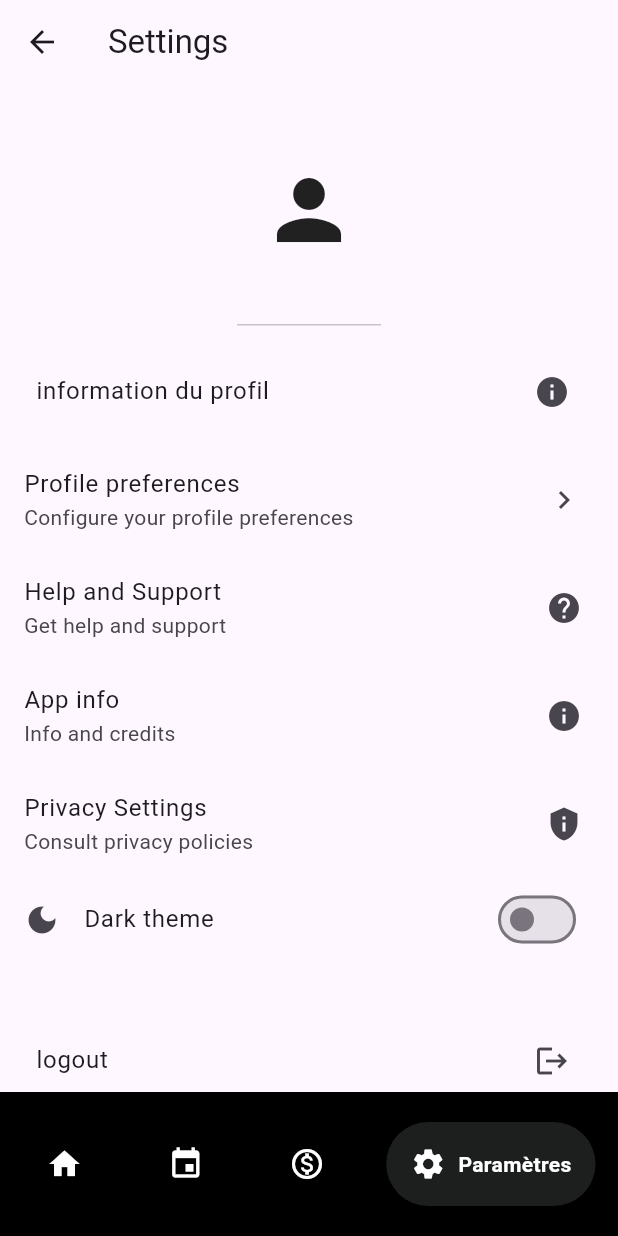
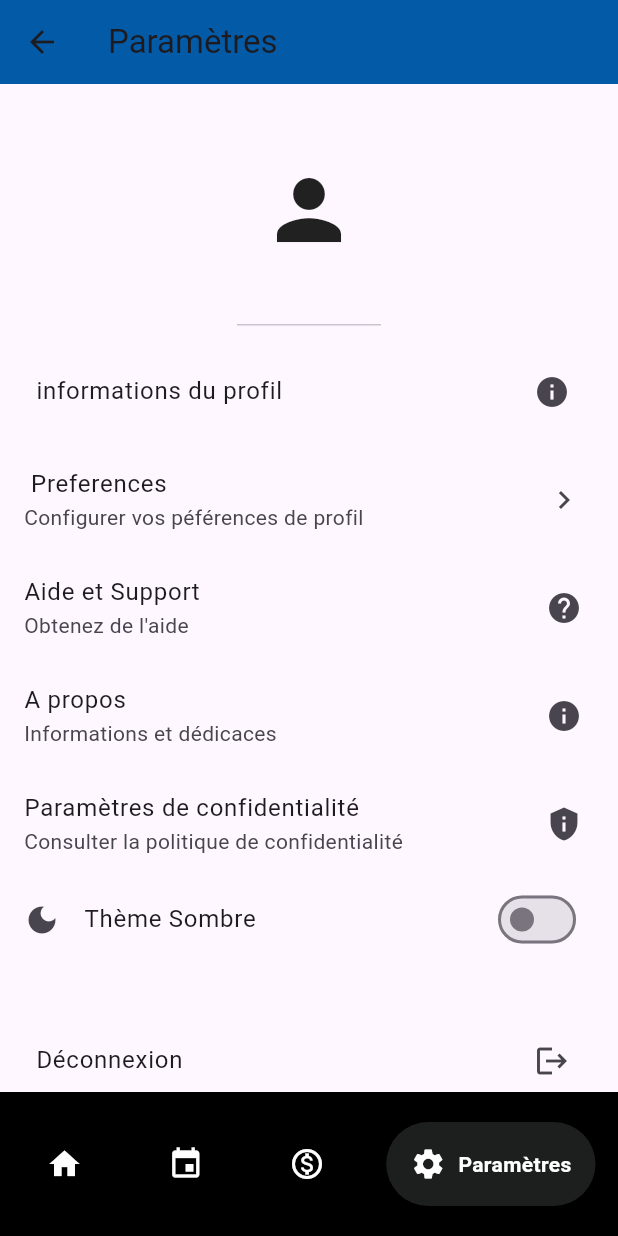
Before and after one commit to Cyrille-18/HotelRoomReservation-flutterapp, a Flutter app: the StettingsPage screen opened directly, on a phone screen of 412 x 824 dp. Run offline on Flutter 3.47's test engine with Material 3 defaults, Android fonts, the phone set to English and light mode, and no system bars; drawn by our look-alikes of google_nav_bar; our stand-ins replace equatable, flutter_bloc, flutter_svg, get, google_fonts, hexcolor and 5 more; accounts and stored records are empty.

Commit message:
updated dark theme

```diff
--- a/lib/main.dart
+++ b/lib/main.dart
@@ -5,6 +5,7 @@ import 'package:hive_flutter/adapters.dart';
 import 'package:hotelroomreservation/constantes.dart';
 import 'package:hotelroomreservation/models/reservationclass.dart';
 import 'package:hotelroomreservation/screens/homepage.dart';
+import 'package:hotelroomreservation/screens/settings.page.dart';
 import 'package:hotelroomreservation/view/signup.view.dart';
 import 'package:hotelroomreservation/view/splash.view.dart';
 import 'package:provider/provider.dart';
@@ -32,6 +33,8 @@ class App extends StatelessWidget {
             debugShowCheckedModeBanner: false,
             title: 'Hotel Transilvani',
             theme: notifier.isDark ? notifier.darkTheme : notifier.lightTheme,
+            darkTheme:
+                notifier.isDark ? notifier.darkTheme : notifier.lightTheme,
             home: const SplashView(),
           );
         },
--- a/lib/screens/budgets_screen.dart
+++ b/lib/screens/budgets_screen.dart
@@ -47,7 +47,7 @@ class _DisplayState extends State<Display> {
           )
         ],
       ),
-      backgroundColor: Colors.white,
+      // backgroundColor: Colors.white,
       body: SingleChildScrollView(
         child: Column(
           children: [
@@ -64,7 +64,7 @@ class _DisplayState extends State<Display> {
                   Text(
                     'Cliquez pour entrer votre budget ',
                     style: TextStyle(
-                      color: Color.fromARGB(255, 0, 0, 0),
+                      // color: Color.fromARGB(255, 0, 0, 0),
                       fontSize: 18.0,
                       fontWeight: FontWeight.bold,
                     ),
--- a/lib/screens/profile.page.dart
+++ b/lib/screens/profile.page.dart
@@ -29,7 +29,7 @@ class _ProfilePageState extends State<ProfilePage> {
             height: 10,
           ),
           const Text(
-            'username@gmail.com',
+            'adressemail@gmail.com',
             textAlign: TextAlign.center,
             style: TextStyle(color: Color.fromARGB(255, 0, 0, 0)),
           ),
@@ -47,7 +47,7 @@ class _ProfilePageState extends State<ProfilePage> {
             height: 25,
           ),
           MyTextBox(
-            text: 'Owner',
+            text: 'Propriétaire',
             sectionName: 'Nom d\'utilisateur',
             onPressed: () {
               editField('Nom d\'utilisateur');
--- a/lib/screens/settings.page.dart
+++ b/lib/screens/settings.page.dart
@@ -4,6 +4,7 @@ import 'package:flutter/material.dart';
 import 'package:flutter_bloc/flutter_bloc.dart';
 import 'package:get/get.dart';
 import 'package:hotelroomreservation/Provider/provider.dart';
+import 'package:hotelroomreservation/constantes.dart';
 import 'package:hotelroomreservation/profile/cubit/settings_cubit.dart';
 import 'package:hotelroomreservation/profile/widgets/app_info_widget.dart';
 import 'package:hotelroomreservation/profile/widgets/help_and_support_widget.dart';
@@ -15,15 +16,14 @@ import 'package:hotelroomreservation/view/my_list_title.dart';
 import 'package:provider/provider.dart';
 
 class StettingsPage extends StatelessWidget {
-  /*final void Function()? onProfileTap;
-  final void Function()? onSignOut;*/
   const StettingsPage({super.key});
 
   @override
   Widget build(BuildContext context) {
     return Scaffold(
       appBar: AppBar(
-        title: const Text("Settings"),
+        title: const Text("Paramètres"),
+        backgroundColor: kPrimaryColor,
       ),
       body:
           Consumer<UiProvider>(builder: (context, UiProvider notifier, child) {
@@ -39,7 +39,7 @@ class StettingsPage extends StatelessWidget {
               ),
               MyListTitle(
                 icon: Icons.info_sharp,
-                text: 'information du profil',
+                text: 'informations du profil',
                 onTap: () {
                   Navigator.push(
                     context,
@@ -49,13 +49,13 @@ class StettingsPage extends StatelessWidget {
                 },
               ),
               const ListTile(
-                title: Text('Profile preferences'),
-                subtitle: Text('Configure your profile preferences'),
+                title: Text(' Preferences'),
+                subtitle: Text('Configurer vos péférences de profil'),
                 trailing: Icon(Icons.chevron_right),
               ),
               ListTile(
-                title: const Text('Help and Support'),
-                subtitle: const Text('Get help and support'),
+                title: const Text('Aide et Support'),
+                subtitle: const Text('Obtenez de l\'aide'),
                 onTap: () {
                   showModalBottomSheet<void>(
                     context: context,
@@ -67,8 +67,8 @@ class StettingsPage extends StatelessWidget {
                 trailing: const Icon(Icons.help),
               ),
               ListTile(
-                title: const Text('App info'),
-                subtitle: const Text('Info and credits'),
+                title: const Text('A propos'),
+                subtitle: const Text('Informations et dédicaces'),
                 onTap: () {
                   showModalBottomSheet<void>(
                     context: context,
@@ -80,8 +80,9 @@ class StettingsPage extends StatelessWidget {
                 trailing: const Icon(Icons.info),
               ),
               ListTile(
-                title: const Text('Privacy Settings'),
-                subtitle: const Text('Consult privacy policies'),
+                title: const Text('Paramètres de confidentialité'),
+                subtitle:
+                    const Text('Consulter la politique de confidentialité'),
                 onTap: () {
                   // TODO(profile): Navigate to privacy settings screen
                 },
@@ -89,7 +90,7 @@ class StettingsPage extends StatelessWidget {
               ),
               ListTile(
                 leading: const Icon(Icons.dark_mode),
-                title: const Text("Dark theme"),
+                title: const Text("Thème Sombre"),
                 trailing: Switch(
                     value: notifier.isDark,
                     onChanged: (value) => notifier.changeTheme()),
@@ -99,7 +100,7 @@ class StettingsPage extends StatelessWidget {
               ),
               MyListTitle(
                 icon: Icons.logout,
-                text: 'logout',
+                text: 'Déconnexion',
                 onTap: () {
                   Navigator.push(
                     context,
--- a/lib/view/signup.view.dart
+++ b/lib/view/signup.view.dart
@@ -70,7 +70,7 @@ class _LoginViewState extends State<SignupView> {
                 ),
                 TextFromGlobal(
                     controller: emailController,
-                    text: 'Enter your email',
+                    text: 'Entrer votre email',
                     obscure: false,
                     textInputType: TextInputType.emailAddress),
                 const SizedBox(
@@ -101,7 +101,7 @@ class _LoginViewState extends State<SignupView> {
         child: Row(
           mainAxisAlignment: MainAxisAlignment.center,
           children: [
-            const Text('Did you have an account ?'),
+            const Text('vous avez un compte ?'),
             InkWell(
               onTap: () {
                 Navigator.pushAndRemoveUntil(
@@ -111,7 +111,7 @@ class _LoginViewState extends State<SignupView> {
                 );
               },
               child: Text(
-                'Sign in',
+                'Se Connecter',
                 style: TextStyle(
                   color: GlobalColors.maincolor,
                 ),
--- a/lib/widgets/social.login.dart
+++ b/lib/widgets/social.login.dart
@@ -11,7 +11,7 @@ class SocialLogin extends StatelessWidget {
         Container(
           alignment: Alignment.center,
           child: const Text(
-            '-Or sign up with-',
+            'Se Connecter Avec',
             style: TextStyle(
               color: Color.fromARGB(255, 5, 60, 241),
               fontWeight: FontWeight.w600,
--- a/lib/widgets/text.form.global.dart
+++ b/lib/widgets/text.form.global.dart
@@ -81,7 +81,7 @@ class _PassFromGlobalState extends State<PassFromGlobal> {
         obscureText: isobscure,
         obscuringCharacter: "*",
         decoration: InputDecoration(
-            hintText: 'Password',
+            hintText: 'Mot de Passe',
             border: const OutlineInputBorder(
               borderSide: BorderSide.none,
             ),
```
Also changed, not shown: lib/view/login.view.dart (+2 -16 lines), lib/widgets/button.global.dart (+13 -49 lines), 1 other file.
